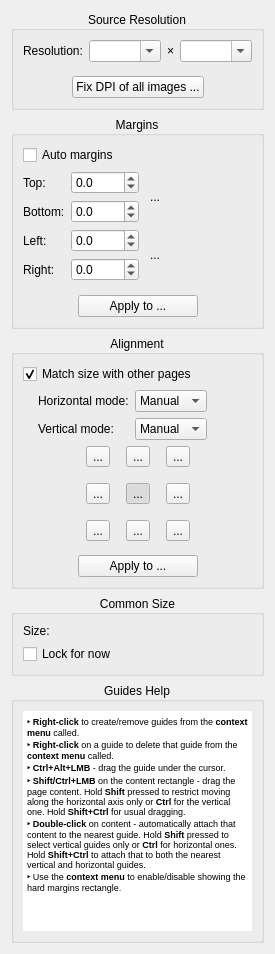
Before: the Qt Designer form src/core/filters/page_layout/OptionsWidget.ui in 2ndmax/scantailor-ocr, drawn with Qt 5.
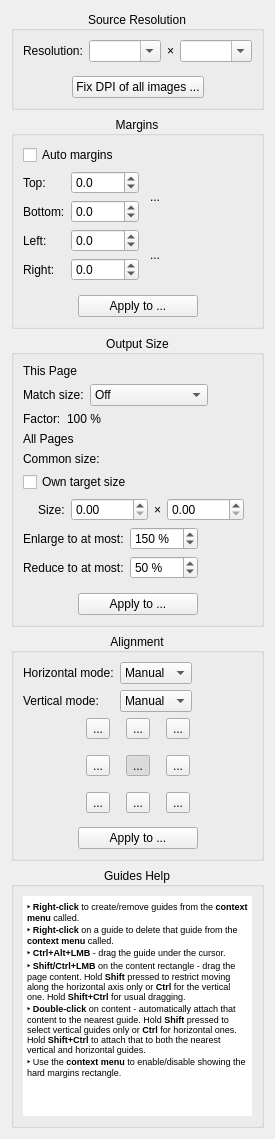
After: the same form once the commit is applied. Icons and pictures are not drawn. Custom widgets are drawn as their Qt base class.

Commit message: Page layout: output size group and match size per page

The edit to the form file:
```diff
--- a/src/core/filters/page_layout/OptionsWidget.ui
+++ b/src/core/filters/page_layout/OptionsWidget.ui
@@ -423,6 +423,368 @@
      </layout>
     </widget>
    </item>
+   <item>
+    <widget class="CollapsibleGroupBox" name="commonSizeGroup">
+     <property name="title">
+      <string>Output Size</string>
+     </property>
+     <property name="alignment">
+      <set>Qt::AlignCenter</set>
+     </property>
+     <layout class="QVBoxLayout" name="commonSizeGroupLayout">
+      <item>
+       <widget class="SectionHeading" name="thisPageHeading">
+        <property name="text">
+         <string>This Page</string>
+        </property>
+        <property name="first">
+         <bool>true</bool>
+        </property>
+       </widget>
+      </item>
+      <item>
+       <layout class="QHBoxLayout" name="matchSizeLayout">
+        <item>
+         <widget class="QLabel" name="matchSizeLabel">
+          <property name="toolTip">
+           <string>Off: the page keeps its own size and is not part of the common size.
+Fill with margins: the page is brought to the output size with margins, aligned as set under &quot;Alignment&quot;.  The content keeps its size; only pages larger than an own target size are reduced.
+Scale: the content is enlarged or reduced to fit the output size, within the limits below.  The margins keep their size; the rest is filled with margins.</string>
+          </property>
+          <property name="text">
+           <string>Match size:</string>
+          </property>
+         </widget>
+        </item>
+        <item>
+         <widget class="QComboBox" name="matchSizeModeCB">
+          <property name="toolTip">
+           <string>Off: the page keeps its own size and is not part of the common size.
+Fill with margins: the page is brought to the output size with margins, aligned as set under &quot;Alignment&quot;.  The content keeps its size; only pages larger than an own target size are reduced.
+Scale: the content is enlarged or reduced to fit the output size, within the limits below.  The margins keep their size; the rest is filled with margins.</string>
+          </property>
+          <item>
+           <property name="text">
+            <string>Off</string>
+           </property>
+          </item>
+          <item>
+           <property name="text">
+            <string>Fill with margins</string>
+           </property>
+          </item>
+          <item>
+           <property name="text">
+            <string>Scale</string>
+           </property>
+          </item>
+         </widget>
+        </item>
+        <item>
+         <spacer name="matchSizeSpacerRight">
+          <property name="orientation">
+           <enum>Qt::Horizontal</enum>
+          </property>
+          <property name="sizeHint" stdset="0">
+           <size>
+            <width>1</width>
+            <height>1</height>
+           </size>
+          </property>
+         </spacer>
+        </item>
+       </layout>
+      </item>
+      <item>
+       <layout class="QHBoxLayout" name="scaleFactorLayout">
+        <item>
+         <widget class="QLabel" name="scaleFactorLabel">
+          <property name="toolTip">
+           <string>How much the content of this page is enlarged or reduced in the output.</string>
+          </property>
+          <property name="text">
+           <string>Factor:</string>
+          </property>
+         </widget>
+        </item>
+        <item>
+         <widget class="QLabel" name="scaleFactorValue">
+          <property name="toolTip">
+           <string>How much the content of this page is enlarged or reduced in the output.</string>
+          </property>
+          <property name="text">
+           <string notr="true">100 %</string>
+          </property>
+         </widget>
+        </item>
+        <item>
+         <spacer name="scaleFactorSpacerRight">
+          <property name="orientation">
+           <enum>Qt::Horizontal</enum>
+          </property>
+          <property name="sizeHint" stdset="0">
+           <size>
+            <width>1</width>
+            <height>1</height>
+           </size>
+          </property>
+         </spacer>
+        </item>
+       </layout>
+      </item>
+      <item>
+       <widget class="SectionHeading" name="allPagesHeading">
+        <property name="toolTip">
+         <string>These settings apply to the whole project.</string>
+        </property>
+        <property name="text">
+         <string>All Pages</string>
+        </property>
+       </widget>
+      </item>
+      <item>
+       <layout class="QHBoxLayout" name="commonSizeLayout">
+        <item>
+         <widget class="QLabel" name="commonSizeLabel">
+          <property name="toolTip">
+           <string>The largest width and the largest height of all pages whose size is matched, margins included.  Without an own target size, it is the output size.</string>
+          </property>
+          <property name="text">
+           <string>Common size:</string>
+          </property>
+         </widget>
+        </item>
+        <item>
+         <widget class="QLabel" name="commonSizeValue">
+          <property name="toolTip">
+           <string>The largest width and the largest height of all pages whose size is matched, margins included.  Without an own target size, it is the output size.</string>
+          </property>
+          <property name="text">
+           <string notr="true"/>
+          </property>
+         </widget>
+        </item>
+        <item>
+         <spacer name="commonSizeSpacerRight">
+          <property name="orientation">
+           <enum>Qt::Horizontal</enum>
+          </property>
+          <property name="sizeHint" stdset="0">
+           <size>
+            <width>1</width>
+            <height>1</height>
+           </size>
+          </property>
+         </spacer>
+        </item>
+       </layout>
+      </item>
+      <item>
+       <widget class="QCheckBox" name="ownTargetSizeCB">
+        <property name="toolTip">
+         <string>Sets the output size by hand instead of using the common size.  Turned on, the fields start with the common size.  Pages larger than this size are reduced.</string>
+        </property>
+        <property name="text">
+         <string>Own target size</string>
+        </property>
+       </widget>
+      </item>
+      <item>
+       <layout class="QHBoxLayout" name="targetSizeLayout">
+        <property name="leftMargin">
+         <number>15</number>
+        </property>
+        <item>
+         <widget class="QLabel" name="targetSizeLabel">
+          <property name="toolTip">
+           <string>Width × height of the output pages, margins included.</string>
+          </property>
+          <property name="text">
+           <string>Size:</string>
+          </property>
+         </widget>
+        </item>
+        <item>
+         <widget class="QDoubleSpinBox" name="targetWidthSpinBox">
+          <property name="toolTip">
+           <string>Width × height of the output pages, margins included.</string>
+          </property>
+          <property name="keyboardTracking">
+           <bool>false</bool>
+          </property>
+          <property name="maximum">
+           <double>99999.000000000000000</double>
+          </property>
+         </widget>
+        </item>
+        <item>
+         <widget class="QLabel" name="targetSizeTimesLabel">
+          <property name="text">
+           <string notr="true">×</string>
+          </property>
+         </widget>
+        </item>
+        <item>
+         <widget class="QDoubleSpinBox" name="targetHeightSpinBox">
+          <property name="toolTip">
+           <string>Width × height of the output pages, margins included.</string>
+          </property>
+          <property name="keyboardTracking">
+           <bool>false</bool>
+          </property>
+          <property name="maximum">
+           <double>99999.000000000000000</double>
+          </property>
+         </widget>
+        </item>
+        <item>
+         <spacer name="targetSizeSpacerRight">
+          <property name="orientation">
+           <enum>Qt::Horizontal</enum>
+          </property>
+          <property name="sizeHint" stdset="0">
+           <size>
+            <width>1</width>
+            <height>1</height>
+           </size>
+          </property>
+         </spacer>
+        </item>
+       </layout>
+      </item>
+      <item>
+       <layout class="QGridLayout" name="scaleLimitsLayout">
+        <item row="0" column="0">
+         <widget class="QLabel" name="maxEnlargeLabel">
+          <property name="toolTip">
+           <string>Pages set to &quot;Scale&quot; are enlarged to at most this size.</string>
+          </property>
+          <property name="text">
+           <string>Enlarge to at most:</string>
+          </property>
+         </widget>
+        </item>
+        <item row="0" column="1">
+         <widget class="QSpinBox" name="maxEnlargeSpinBox">
+          <property name="toolTip">
+           <string>Pages set to &quot;Scale&quot; are enlarged to at most this size.</string>
+          </property>
+          <property name="keyboardTracking">
+           <bool>false</bool>
+          </property>
+          <property name="suffix">
+           <string notr="true"> %</string>
+          </property>
+          <property name="minimum">
+           <number>100</number>
+          </property>
+          <property name="maximum">
+           <number>1000</number>
+          </property>
+          <property name="value">
+           <number>150</number>
+          </property>
+         </widget>
+        </item>
+        <item row="1" column="0">
+         <widget class="QLabel" name="minReduceLabel">
+          <property name="toolTip">
+           <string>Pages larger than the output size are reduced to no less than this size; a page that would need more stays larger.</string>
+          </property>
+          <property name="text">
+           <string>Reduce to at most:</string>
+          </property>
+         </widget>
+        </item>
+        <item row="1" column="1">
+         <widget class="QSpinBox" name="minReduceSpinBox">
+          <property name="toolTip">
+           <string>Pages larger than the output size are reduced to no less than this size; a page that would need more stays larger.</string>
+          </property>
+          <property name="keyboardTracking">
+           <bool>false</bool>
+          </property>
+          <property name="suffix">
+           <string notr="true"> %</string>
+          </property>
+          <property name="minimum">
+           <number>1</number>
+          </property>
+          <property name="maximum">
+           <number>100</number>
+          </property>
+          <property name="value">
+           <number>50</number>
+          </property>
+         </widget>
+        </item>
+        <item row="0" column="2">
+         <spacer name="scaleLimitsSpacerRight">
+          <property name="orientation">
+           <enum>Qt::Horizontal</enum>
+          </property>
+          <property name="sizeHint" stdset="0">
+           <size>
+            <width>1</width>
+            <height>1</height>
+           </size>
+          </property>
+         </spacer>
+        </item>
+       </layout>
+      </item>
+      <item>
+       <layout class="QHBoxLayout" name="applyMatchSizeLayout">
+        <property name="topMargin">
+         <number>8</number>
+        </property>
+        <item>
+         <spacer name="applyMatchSizeSpacerLeft">
+          <property name="orientation">
+           <enum>Qt::Horizontal</enum>
+          </property>
+          <property name="sizeHint" stdset="0">
+           <size>
+            <width>1</width>
+            <height>1</height>
+           </size>
+          </property>
+         </spacer>
+        </item>
+        <item>
+         <widget class="QPushButton" name="applyMatchSizeBtn">
+          <property name="minimumSize">
+           <size>
+            <width>120</width>
+            <height>0</height>
+           </size>
+          </property>
+          <property name="toolTip">
+           <string>Applies &quot;Match size&quot; of this page to other pages.  The settings under &quot;All Pages&quot; apply to all pages anyway.</string>
+          </property>
+          <property name="text">
+           <string>Apply to ...</string>
+          </property>
+         </widget>
+        </item>
+        <item>
+         <spacer name="applyMatchSizeSpacerRight">
+          <property name="orientation">
+           <enum>Qt::Horizontal</enum>
+          </property>
+          <property name="sizeHint" stdset="0">
+           <size>
+            <width>1</width>
+            <height>1</height>
+           </size>
+          </property>
+         </spacer>
+        </item>
+       </layout>
+      </item>
+     </layout>
+    </widget>
+   </item>
    <item>
     <widget class="CollapsibleGroupBox" name="alignmentGroup">
      <property name="title">
@@ -438,38 +800,8 @@
       <property name="rightMargin">
        <number>9</number>
       </property>
-      <item>
-       <layout class="QHBoxLayout" name="horizontalLayout_7">
-        <item>
-         <widget class="QCheckBox" name="alignWithOthersCB">
-          <property name="text">
-           <string>Match size with other pages</string>
-          </property>
-          <property name="checked">
-           <bool>true</bool>
-          </property>
-         </widget>
-        </item>
-        <item>
-         <spacer name="horizontalSpacer_8">
-          <property name="orientation">
-           <enum>Qt::Horizontal</enum>
-          </property>
-          <property name="sizeHint" stdset="0">
-           <size>
-            <width>1</width>
-            <height>1</height>
-           </size>
-          </property>
-         </spacer>
-        </item>
-       </layout>
-      </item>
       <item>
        <layout class="QHBoxLayout" name="horizontalLayout_9">
-        <property name="leftMargin">
-         <number>15</number>
-        </property>
         <item>
          <layout class="QGridLayout" name="gridLayout_3">
           <item row="0" column="0">
@@ -846,65 +1178,6 @@
      </layout>
     </widget>
    </item>
-   <item>
-    <widget class="CollapsibleGroupBox" name="commonSizeGroup">
-     <property name="title">
-      <string>Common Size</string>
-     </property>
-     <property name="alignment">
-      <set>Qt::AlignCenter</set>
-     </property>
-     <layout class="QVBoxLayout" name="commonSizeGroupLayout">
-      <item>
-       <layout class="QHBoxLayout" name="commonSizeLayout">
-        <item>
-         <widget class="QLabel" name="commonSizeLabel">
-          <property name="toolTip">
-           <string>The largest width and the largest height of all pages whose size is matched with other pages, margins included.  These pages are enlarged to this size.</string>
-          </property>
-          <property name="text">
-           <string>Size:</string>
-          </property>
-         </widget>
-        </item>
-        <item>
-         <widget class="QLabel" name="commonSizeValue">
-          <property name="toolTip">
-           <string>The largest width and the largest height of all pages whose size is matched with other pages, margins included.  These pages are enlarged to this size.</string>
-          </property>
-          <property name="text">
-           <string notr="true"/>
-          </property>
-         </widget>
-        </item>
-        <item>
-         <spacer name="commonSizeSpacerRight">
-          <property name="orientation">
-           <enum>Qt::Horizontal</enum>
-          </property>
-          <property name="sizeHint" stdset="0">
-           <size>
-            <width>1</width>
-            <height>1</height>
-           </size>
-          </property>
-         </spacer>
-        </item>
-       </layout>
-      </item>
-      <item>
-       <widget class="QCheckBox" name="freezeAggregateHardSizeCb">
-        <property name="toolTip">
-         <string>Keeps the common size fixed while you edit margins and content boxes, so the other pages don&apos;t change with every edit.  It also applies to the output.  It is released when the project is closed.</string>
-        </property>
-        <property name="text">
-         <string>Lock for now</string>
-        </property>
-       </widget>
-      </item>
-     </layout>
-    </widget>
-   </item>
    <item>
     <widget class="CollapsibleGroupBox" name="groupBox">
      <property name="sizePolicy">
@@ -1024,6 +1297,11 @@
    <header location="global">CollapsibleGroupBox.h</header>
    <container>1</container>
   </customwidget>
+  <customwidget>
+   <class>SectionHeading</class>
+   <extends>QLabel</extends>
+   <header location="global">SectionHeading.h</header>
+  </customwidget>
  </customwidgets>
  <resources>
   <include location="../../../resources/resources.qrc"/>
```
Left out of the diff: 2 changed lines with no effect on the pictures. The commit also changes 17 other files.
